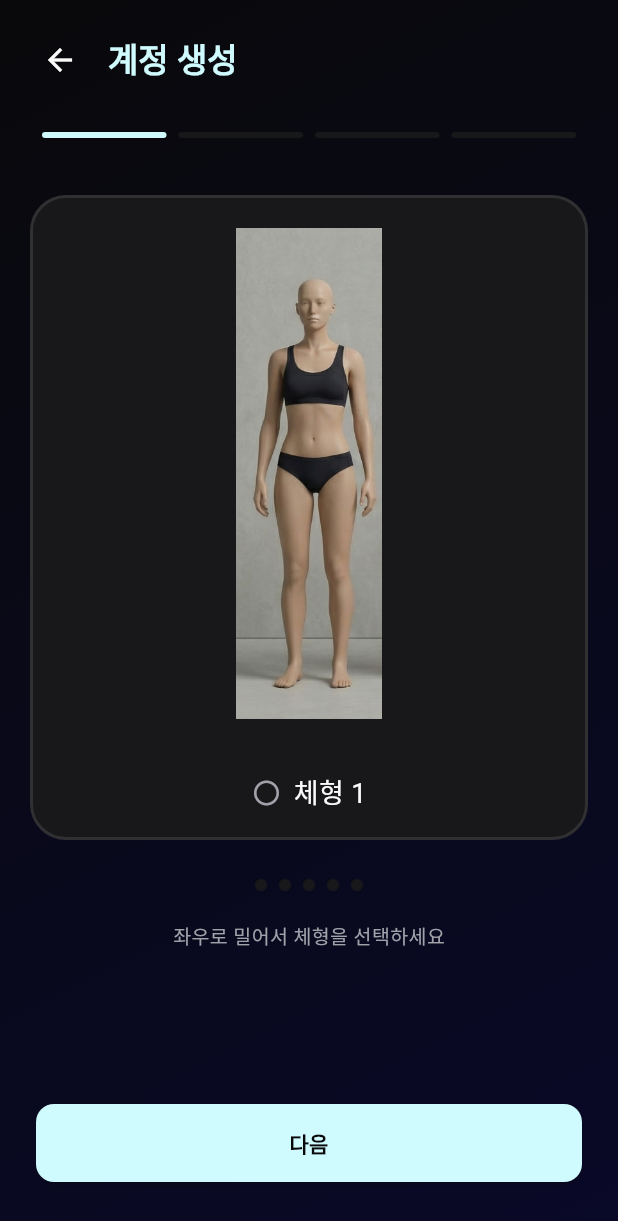
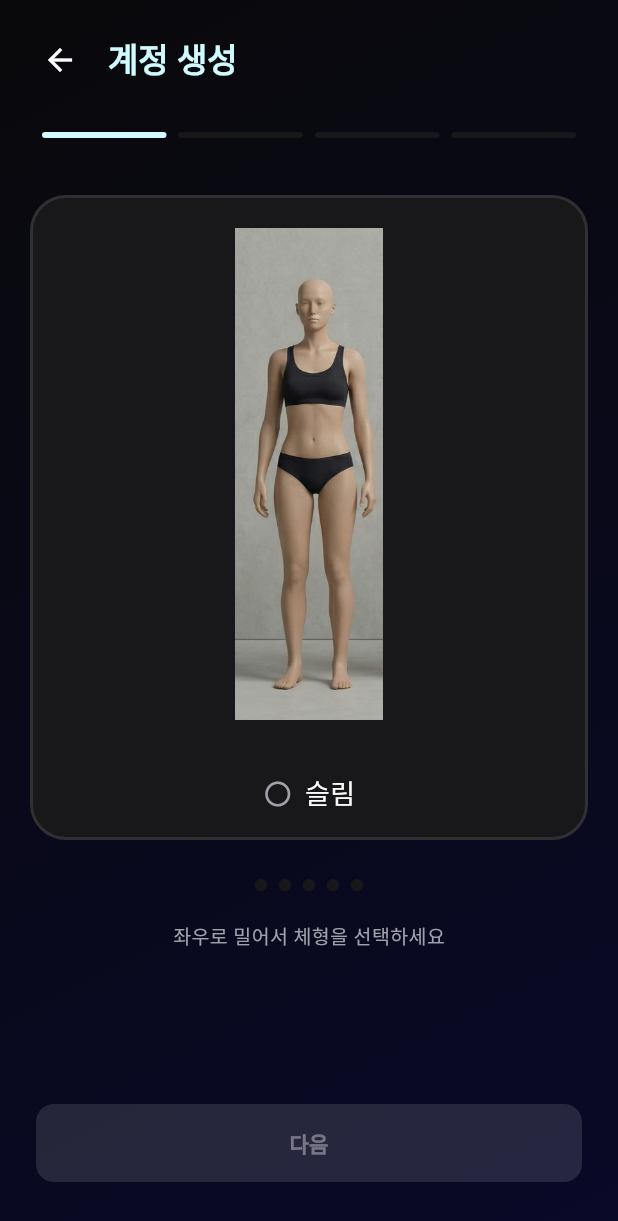
Before and after one commit to MyClo1234/myclo_flutter, a Flutter app: the SignupScreen screen opened directly, swiped to page 4, on a phone screen of 412 x 824 dp. Shown: the top 1221 px of the screen. Run offline on Flutter 3.47's test engine with Material 3 defaults, Android fonts, the phone set to English and light mode, and no system bars; our stand-ins replace cached_network_image, flutter_animate, flutter_dotenv, flutter_image_compress, flutter_riverpod, geolocator and 3 more; accounts and stored records are empty; Roboto replaces fonts that are missing (Manrope).

Commit message:
feat: Implement Terms & Conditions, localize body shapes, fix API constants

```diff
--- a/lib/screens/signup_screen.dart
+++ b/lib/screens/signup_screen.dart
@@ -5,6 +5,7 @@ import '../providers/auth_provider.dart';
 import '../theme/app_theme.dart';
 import '../utils/responsive_helper.dart';
 import 'main_wrapper.dart';
+import 'terms/terms_screen.dart';
 
 class SignupScreen extends ConsumerStatefulWidget {
   const SignupScreen({super.key});
@@ -21,6 +22,7 @@ class _SignupScreenState extends ConsumerState<SignupScreen> {
   final _idController = TextEditingController();
   final _pwController = TextEditingController();
   final _confirmPwController = TextEditingController();
+  bool _isAgreed = false;
 
   // Step 2: Physical Info (New)
   final _ageController = TextEditingController();
@@ -274,6 +276,42 @@ class _SignupScreenState extends ConsumerState<SignupScreen> {
             hint: '다시 한 번 입력하세요',
             isPassword: true,
           ),
+          const SizedBox(height: 24),
+          Row(
+            children: [
+              SizedBox(
+                height: 24,
+                width: 24,
+                child: Checkbox(
+                  value: _isAgreed,
+                  activeColor: AppTheme.primary,
+                  checkColor: AppTheme.bgDark,
+                  side: const BorderSide(color: AppTheme.textMuted),
+                  shape: RoundedRectangleBorder(
+                    borderRadius: BorderRadius.circular(4),
+                  ),
+                  onChanged: (val) {
+                    setState(() => _isAgreed = val ?? false);
+                  },
+                ),
+              ),
+              const SizedBox(width: 8),
+              const Text(
+                '이용약관에 동의합니다',
+                style: TextStyle(color: AppTheme.textMain),
+              ),
+              const Spacer(),
+              IconButton(
+                icon: const Icon(Icons.info_outline, color: AppTheme.primary),
+                onPressed: () {
+                  Navigator.push(
+                    context,
+                    MaterialPageRoute(builder: (_) => const TermsScreen()),
+                  );
+                },
+              ),
+            ],
+          ),
         ],
       ),
     );
@@ -426,7 +464,7 @@ class _SignupScreenState extends ConsumerState<SignupScreen> {
                           ),
                           child: Center(
                             child: Text(
-                              '체형 ${index + 1}',
+                              _getShapeName(shape),
                               style: TextStyle(
                                 color: isSelected
                                     ? AppTheme.primary
@@ -530,7 +568,7 @@ class _SignupScreenState extends ConsumerState<SignupScreen> {
                             ),
                             const SizedBox(width: 8),
                             Text(
-                              '체형 ${index + 1}',
+                              _getShapeName(shape),
                               style: TextStyle(
                                 fontSize: 18,
                                 color: isSelected
@@ -586,7 +624,9 @@ class _SignupScreenState extends ConsumerState<SignupScreen> {
         crossAxisAlignment: CrossAxisAlignment.stretch,
         children: [
           ElevatedButton(
-            onPressed: isLoading
+            onPressed:
+                isLoading ||
+                    (_currentStep == 0 && !_isAgreed) // Step 0: Check required
                 ? null
                 : (_currentStep == 3 ? _handleSignup : _nextStep),
             style: ElevatedButton.styleFrom(
@@ -723,4 +763,17 @@ class _SignupScreenState extends ConsumerState<SignupScreen> {
       ],
     );
   }
+
+  String _getShapeName(String filename) {
+    final map = {
+      'slim.png': '슬림',
+      'round.png': '라운드',
+      'normal.png': '노멀',
+      'skinny.png': '스키니',
+      'athletic.png': '애슬레틱',
+      'curvy.png': '커비',
+      'average.png': '에버리지',
+    };
+    return map[filename] ?? filename.replaceAll('.png', '');
+  }
 }
```
Also changed, not shown: lib/api/core/api_constants.dart (+12 -2 lines), lib/screens/terms/terms_screen.dart (added, +255 -0 lines), 2 other files.
